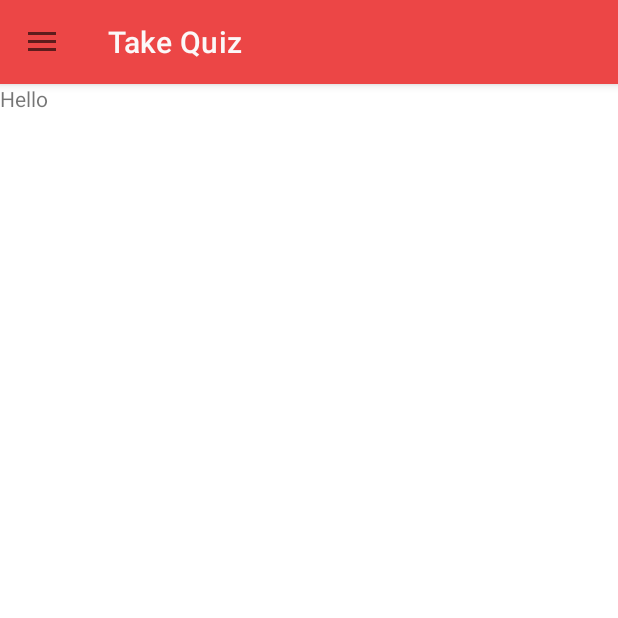
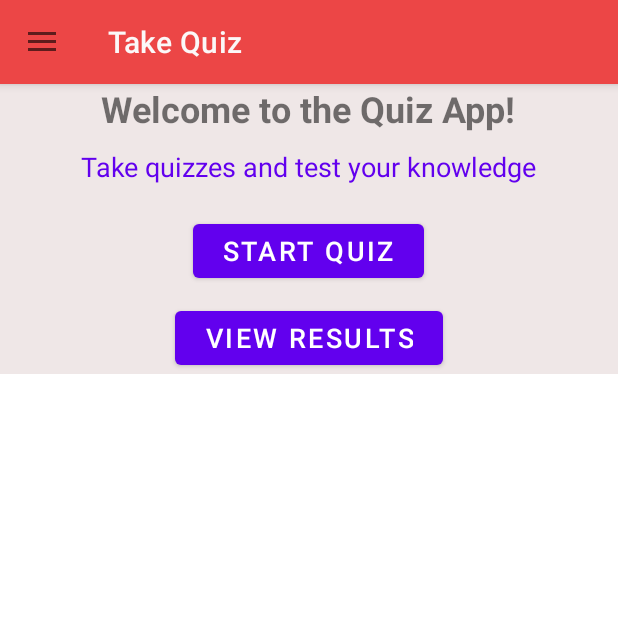
Before and after one commit to junaid786-prog/quiz-drawer-app, an Android app: the screen it shows after launch (MainActivity), on a phone screen of 412 x 824 dp, the top half of it. Run offline under Robolectric (Android 15) with nearby library versions, the phone set to English and light mode, and no system bars.

Commit message:
default and profile fragments styles

```diff
--- a/app/src/main/java/com/example/quizapp/Default.java
+++ b/app/src/main/java/com/example/quizapp/Default.java
@@ -59,6 +59,14 @@ public class Default extends Fragment {
     public View onCreateView(LayoutInflater inflater, ViewGroup container,
                              Bundle savedInstanceState) {
         // Inflate the layout for this fragment
-        return inflater.inflate(R.layout.fragment_default, container, false);
+        View view = inflater.inflate(R.layout.fragment_default, container, false);
+
+        // Adjust the layout parameters of the inflated view
+        ViewGroup.LayoutParams layoutParams = new ViewGroup.LayoutParams(ViewGroup.LayoutParams.MATCH_PARENT, ViewGroup.LayoutParams.MATCH_PARENT);
+        view.setLayoutParams(layoutParams);
+
+        return view;
+        //return inflater.inflate(R.layout.fragment_default, container, false);
+
     }
 }
--- a/app/src/main/java/com/example/quizapp/MainActivity.java
+++ b/app/src/main/java/com/example/quizapp/MainActivity.java
@@ -6,6 +6,9 @@ import androidx.appcompat.app.AppCompatActivity;
 import androidx.appcompat.widget.Toolbar;
 import androidx.core.view.GravityCompat;
 import androidx.drawerlayout.widget.DrawerLayout;
+import androidx.fragment.app.Fragment;
+import androidx.fragment.app.FragmentManager;
+import androidx.fragment.app.FragmentTransaction;
 
 import android.os.Bundle;
 import android.view.MenuItem;
@@ -37,6 +40,11 @@ public class MainActivity extends AppCompatActivity {
         drawerLayout.addDrawerListener(toggle);
 
         toggle.syncState();
+
+        getSupportFragmentManager().beginTransaction()
+                .replace(R.id.contentContainer, new Default())
+                .commit();
+
         navigationView.setNavigationItemSelectedListener(new NavigationView.OnNavigationItemSelectedListener() {
             @Override
             public boolean onNavigationItemSelected(@NonNull MenuItem item) {
@@ -44,6 +52,7 @@ public class MainActivity extends AppCompatActivity {
 
                 if (id == R.id.showProfileItem){
                     System.out.println("id: profile");
+                    loadFragment(new Profile());
                 } else if (id == R.id.startQuizItem){
                     System.out.println("id: quiz");
                 } else if (id == R.id.showResultItem){
@@ -54,5 +63,12 @@ public class MainActivity extends AppCompatActivity {
             }
         });
 
+
+    }
+    private void loadFragment(Fragment fragment){
+        FragmentManager fragmentManager = getSupportFragmentManager();
+        FragmentTransaction fragmentTransaction = fragmentManager.beginTransaction();
+        fragmentTransaction.add(R.id.contentContainer, fragment);
+        fragmentTransaction.commit();
     }
 }
--- a/app/src/main/res/layout/content_main.xml
+++ b/app/src/main/res/layout/content_main.xml
@@ -9,11 +9,5 @@
         android:layout_height="match_parent"
         android:id="@+id/contentContainer"
         >
-
-        <TextView
-            android:id="@+id/textView3"
-            android:layout_width="wrap_content"
-            android:layout_height="wrap_content"
-            android:text="Hello" />
     </FrameLayout>
 </LinearLayout>
--- a/app/src/main/res/layout/fragment_default.xml
+++ b/app/src/main/res/layout/fragment_default.xml
@@ -4,11 +4,13 @@
     android:id="@+id/defaultFragment"
     android:layout_width="match_parent"
     android:layout_height="match_parent"
+    android:background="#AE2B2B"
     tools:context=".Default">
 
     <LinearLayout
         android:layout_width="match_parent"
         android:layout_height="match_parent"
+        android:layout_gravity="fill"
         android:background="#EFE7E7"
         android:gravity="center"
         android:orientation="vertical">
```
